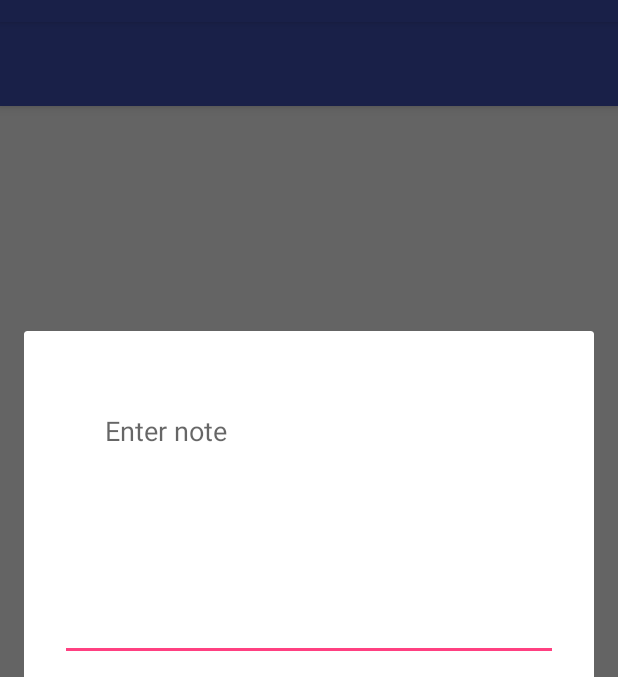
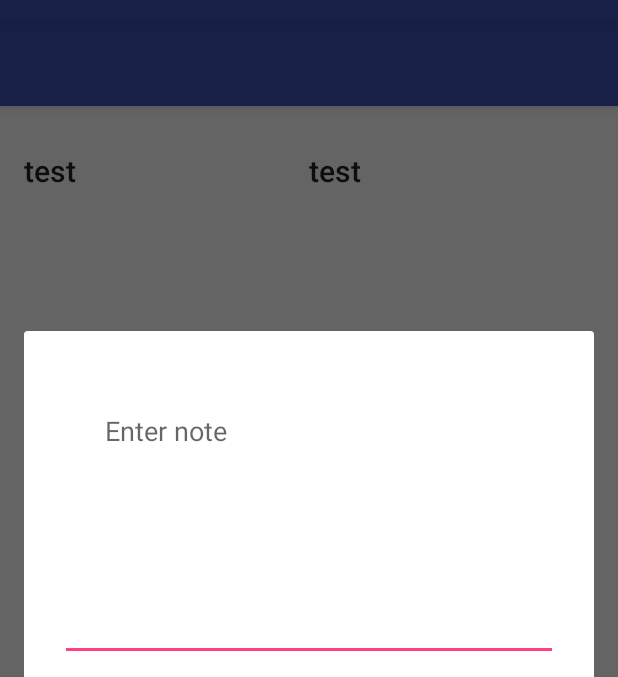
Before and after one commit to LisaMabley/Germinate, an Android app: the GridActivity screen opened directly, with no data from a screen before it, after a tap on "New text entry", on a phone screen of 412 x 824 dp, the part 62-739 px from its top. Run offline under Robolectric (Android 15) with nearby library versions, the phone set to English and light mode, and no system bars; 1 statement that could not run was skipped.

Commit message:
Recycler gridview code working; displays text entries with content "text"

```diff
--- a/Germinate/src/main/java/edu/mctc/lisa/kindling/Entry.java
+++ b/Germinate/src/main/java/edu/mctc/lisa/kindling/Entry.java
@@ -12,6 +12,7 @@ public abstract class Entry {
     protected UUID mId;
     protected Date mEntryDate;
     protected String mText;
+    protected int mType;
 //    protected Image mImage;
 //    protected ArrayList<String> mTags;
 
@@ -41,6 +42,10 @@ public abstract class Entry {
         return mEntryDate;
     }
 
+    public int getType() {
+        return mType;
+    }
+
     // Setters
     public void setId(UUID id) {
         mId = id;
--- a/Germinate/src/main/java/edu/mctc/lisa/kindling/EntryLoader.java
+++ b/Germinate/src/main/java/edu/mctc/lisa/kindling/EntryLoader.java
@@ -1,35 +1,34 @@
-//package edu.mctc.lisa.kindling;
-//
-//import java.util.ArrayList;
-//import java.util.List;
-//
-///**
-// * Created by lisa on 11/20/15.
-// */
-//
-//public class EntryLoader {
-//    public List<Entry> mEntries;
-//    public boolean isBusy;
-//    public int CurrentPageValue;
-//    public boolean CanLoadMoreItems;
-//
-//    public EntryLoader()
-//    {
-//        mEntries = new List<Entry>();
-//    }
-//
-//    public void LoadMoreItems(int itemsPerPage)
-//    {
-//        isBusy = true;
-//        for (int i = CurrentPageValue; i < CurrentPageValue + itemsPerPage; i++)
-//        {
-//            mEntries.add(new TextEntry("test") {
-//            });
-//        }
-//        // normally you'd check to see if the number of items returned is less than
-//        // the number requested, i.e. you've run out, and then set this accordinly.
-//        CanLoadMoreItems = true;
-//        CurrentPageValue = mEntries.size();
-//        isBusy = false;
-//    }
-//}
+package edu.mctc.lisa.kindling;
+
+import java.util.ArrayList;
+
+/**
+ * Created by lisa on 11/20/15.
+ */
+
+public class EntryLoader {
+    public ArrayList<Entry> mEntries;
+    public boolean isBusy;
+    public int CurrentPageValue;
+    public boolean CanLoadMoreItems;
+
+    public EntryLoader()
+    {
+        mEntries = new ArrayList<Entry>();
+    }
+
+    public void LoadMoreItems(int itemsPerPage)
+    {
+        isBusy = true;
+        for (int i = CurrentPageValue; i < CurrentPageValue + itemsPerPage; i++)
+        {
+            mEntries.add(new TextEntry("test") {
+            });
+        }
+        // normally you'd check to see if the number of items returned is less than
+        // the number requested, i.e. you've run out, and then set this accordingly.
+        CanLoadMoreItems = true;
+        CurrentPageValue = mEntries.size();
+        isBusy = false;
+    }
+}
--- a/Germinate/src/main/java/edu/mctc/lisa/kindling/EntryRecyclerAdapter.java
+++ b/Germinate/src/main/java/edu/mctc/lisa/kindling/EntryRecyclerAdapter.java
@@ -1,55 +1,71 @@
-//package edu.mctc.lisa.kindling;
-//
-//import android.support.v7.widget.RecyclerView;
-//import android.view.View;
-//import android.view.ViewGroup;
-//
-///**
-// * Created by lisa on 11/19/15.
-// * Adapted from and influenced by: http://blog.wislon.io/posts/2015/03/05/xamarin-android-staggered-grid-layout/
-// */
-//
-//public class EntryRecyclerAdapter extends RecyclerView.Adapter {
-//
-//    private EntryLoader mEntryLoader;
-//
-//        public EntryRecyclerAdapter(EntryLoader eLoader) {
-//            mEntryLoader = eLoader;
-//        }
-//
-//    @Override
-//    public int ItemCount() {
-//        return this.mEntryLoader.mEntries.size();
-//    }
-//
-//    @Override
-//    public RecyclerView.ViewHolder OnCreateViewHolder(ViewGroup parent, int viewType) {
-//        return null;
-//    }
-//
-//    @Override
-//    public void OnBindViewHolder(RecyclerView.ViewHolder holder, int position) {
-//
-//    }
-//
-//    @Override
-//    public int GetItemViewType(int position) {
+package edu.mctc.lisa.kindling;
+
+import android.support.v7.widget.RecyclerView;
+import android.view.LayoutInflater;
+import android.view.View;
+import android.view.ViewGroup;
+
+import java.util.List;
+
+/**
+ * Created by lisa on 11/19/15.
+ * Adapted from and influenced by: http://blog.wislon.io/posts/2015/03/05/xamarin-android-staggered-grid-layout/
+ */
+
+public class EntryRecyclerAdapter extends RecyclerView.Adapter {
+
+    private EntryLoader mEntryLoader;
+
+    public EntryRecyclerAdapter(EntryLoader eLoader) {
+        mEntryLoader = eLoader;
+    }
+
+    public int getItemCount() {
+        return this.mEntryLoader.mEntries.size();
+    }
+
+    public RecyclerView.ViewHolder onCreateViewHolder(ViewGroup parent, int viewType) {
+        LayoutInflater layoutInflater = LayoutInflater.from(parent.getContext());
+
+        switch (viewType)
+        {
+            // 0 corresponds to the value we chose to use in `GetItemViewType`
+            case 0:
+                View view = layoutInflater.inflate(R.layout.fragment_text_for_grid, parent, false);
+                RecyclerView.ViewHolder viewHolder = new EntryViewHolder(view);
+                return viewHolder;
+
+            default:
+                // May cause crash if there's a type in your list you forgot about...
+                return null;
+        }
+    }
+
+    @Override
+    public void onBindViewHolder(RecyclerView.ViewHolder holder, int position) {
+        Entry gridItem = mEntryLoader.mEntries.get(position);
+
+        switch (gridItem.getType()) {
+            case Entry.ENTRYTYPE_TEXT:
+                ((EntryViewHolder) holder).setPreviewText(gridItem.mText);
+                break;
+
+            case Entry.ENTRYTYPE_IMAGE:
+                // Something will happen here
+                break;
+        }
+    }
+
+    public int getItemViewType(int position) {
 //        if (mEntryLoader.mEntries[position].getType() == typeof(Entry.ENTRYTYPE_TEXT)) {
-//            return Entry.ENTRYTYPE_TEXT;
-//
+            return Entry.ENTRYTYPE_TEXT;
+
 //        } else if ()
 //        return Entry.ENTRYTYPE_IMAGE;
-//    }
-//
-//}
-//
-//public class EntryViewHolder extends RecyclerView.ViewHolder {
-////    TextView label;
-////    TextView dateTime;
-//
-//    public EntryViewHolder(View itemView) {
-//        super(itemView);
-////        label = (TextView) itemView.findViewById(R.id.txt_label_item);
-////        dateTime = (TextView) itemView.findViewById(R.id.txt_date_time);
-//    }
-//}
+    }
+
+    public void setEntries(List<Entry> entries) {
+        // There will be some stuff in here
+
+    }
+}
--- /dev/null
+++ b/Germinate/src/main/java/edu/mctc/lisa/kindling/EntryViewHolder.java
@@ -0,0 +1,23 @@
+package edu.mctc.lisa.kindling;
+
+import android.support.v7.widget.RecyclerView;
+import android.view.View;
+import android.widget.TextView;
+
+/**
+ * Created by lisa on 11/23/15.
+ */
+
+public class EntryViewHolder extends RecyclerView.ViewHolder {
+
+    private TextView mPreviewText;
+
+    public EntryViewHolder(View itemView) {
+        super(itemView);
+        mPreviewText = (TextView) itemView.findViewById(R.id.grid_preview_text);
+    }
+
+    public void setPreviewText(String previewText) {
+        mPreviewText.setText(previewText);
+    }
+}
--- a/Germinate/src/main/java/edu/mctc/lisa/kindling/GridActivity.java
+++ b/Germinate/src/main/java/edu/mctc/lisa/kindling/GridActivity.java
@@ -2,23 +2,22 @@ package edu.mctc.lisa.kindling;
 
 import android.app.Fragment;
 import android.app.FragmentTransaction;
-import android.content.Context;
 import android.os.Bundle;
 import android.support.v7.app.AppCompatActivity;
+import android.support.v7.widget.RecyclerView;
+import android.support.v7.widget.StaggeredGridLayoutManager;
+import android.support.v7.widget.Toolbar;
 import android.view.Menu;
 import android.view.MenuItem;
-import android.view.View;
-import android.view.ViewGroup;
-import android.widget.AdapterView;
-import android.widget.BaseAdapter;
-import android.widget.GridView;
-import android.widget.ImageView;
 import android.widget.Toast;
-import android.support.v7.widget.Toolbar;
 
 import java.util.List;
 
 public class GridActivity extends AppCompatActivity {
+
+    private RecyclerView mEntryRecyclerView;
+    private EntryRecyclerAdapter mAdapter;
+    private EntryLoader mEntryLoader;
 
     private static final String TAG = "GERM.gridactivity";
 
@@ -30,17 +29,16 @@ public class GridActivity extends AppCompatActivity {
         Toolbar mToolbar = (Toolbar) findViewById(R.id.toolbar);
         setSupportActionBar(mToolbar);
 
-        GridView gridview = (GridView) findViewById(R.id.gridview);
-//        gridview.setAdapter(new ImageAdapter(this));
+        setupUiElements();
+        updateUI();
 
-        gridview.setOnItemClickListener(new AdapterView.OnItemClickListener() {
-            public void onItemClick(AdapterView<?> parent, View v,
-                                    int position, long id) {
-                Toast.makeText(GridActivity.this, "" + position,
-                        Toast.LENGTH_SHORT).show();
-            }
-        });
-        updateUI();
+//        gridview.setOnItemClickListener(new AdapterView.OnItemClickListener() {
+//            public void onItemClick(AdapterView<?> parent, View v,
+//                                    int position, long id) {
+//                Toast.makeText(GridActivity.this, "" + position,
+//                        Toast.LENGTH_SHORT).show();
+//            }
+//        });
     }
 
     private void showAddEntryDialog() {
@@ -65,18 +63,33 @@ public class GridActivity extends AppCompatActivity {
         return true;
     }
 
+    private void setupUiElements()
+    {
+        mEntryLoader = new EntryLoader();
+        mEntryLoader.LoadMoreItems(100);
+
+        EntryRecyclerAdapter era = new EntryRecyclerAdapter(mEntryLoader);
+        mEntryRecyclerView = (RecyclerView) findViewById(R.id.recycler_gridview);
+        StaggeredGridLayoutManager sglm = new StaggeredGridLayoutManager(2, StaggeredGridLayoutManager.VERTICAL);
+
+        mEntryRecyclerView.setLayoutManager(sglm);
+        mEntryRecyclerView.setAdapter(era);
+
+        // --- snip --- we'll come back to the infinite scrolling in a sec...
+    }
+
     private void updateUI() {
         EntryManager entryManager = EntryManager.get(this);
         List<Entry> entries = entryManager.getEntries();
 
-//        if (mAdapter == null) {
-//            mAdapter = new CrimeAdapter(crimes);
-//            mCrimeRecyclerView.setAdapter(mAdapter);
-//
-//        } else {
-//            mAdapter.setCrimes(crimes);
-//            mAdapter.notifyDataSetChanged();
-//        }
+        if (mAdapter == null) {
+            mAdapter = new EntryRecyclerAdapter(mEntryLoader);
+            mEntryRecyclerView.setAdapter(mAdapter);
+
+        } else {
+            mAdapter.setEntries(entries);
+            mAdapter.notifyDataSetChanged();
+        }
     }
 
     @Override
@@ -104,59 +117,58 @@ public class GridActivity extends AppCompatActivity {
         }
     }
 
-    public class ImageAdapter extends BaseAdapter {
-        private Context mContext;
-
-        public ImageAdapter(Context c) {
-            mContext = c;
-        }
-
-        public int getCount() {
-            return mThumbIds.length;
-        }
-
-        public Object getItem(int position) {
-            return null;
-        }
-
-        public long getItemId(int position) {
-            return 0;
-        }
+//    public class ImageAdapter extends BaseAdapter {
+//        private Context mContext;
+//
+//        public ImageAdapter(Context c) {
+//            mContext = c;
+//        }
+//
+//        public int getCount() {
+//            return mThumbIds.length;
+//        }
+//
+//        public Object getItem(int position) {
+//            return null;
+//        }
+//
+//        public long getItemId(int position) {
+//            return 0;
+//        }
 
         // create a new ImageView for each item referenced by the Adapter
-        public View getView(int position, View convertView, ViewGroup parent) {
-            ImageView imageView;
-            if (convertView == null) {
-                // if it's not recycled, initialize some attributes
-                imageView = new ImageView(mContext);
-                imageView.setLayoutParams(new GridView.LayoutParams(300, 300));
-                imageView.setScaleType(ImageView.ScaleType.CENTER_CROP);
-                imageView.setPadding(8, 8, 8, 8);
-            } else {
-                imageView = (ImageView) convertView;
-            }
-
-            imageView.setImageResource(mThumbIds[position]);
-            return imageView;
-        }
+//        public View getView(int position, View convertView, ViewGroup parent) {
+//            ImageView imageView;
+//            if (convertView == null) {
+//                // if it's not recycled, initialize some attributes
+//                imageView = new ImageView(mContext);
+//                imageView.setLayoutParams(new GridView.LayoutParams(300, 300));
+//                imageView.setScaleType(ImageView.ScaleType.CENTER_CROP);
+//                imageView.setPadding(8, 8, 8, 8);
+//            } else {
+//                imageView = (ImageView) convertView;
+//            }
+//
+//            imageView.setImageResource(mThumbIds[position]);
+//            return imageView;
+//        }
 
         // references to our images
-        private Integer[] mThumbIds = {
-                R.drawable.sample_01, R.drawable.sample_02,
-                R.drawable.sample_03, R.drawable.sample_04,
-                R.drawable.sample_05, R.drawable.sample_06,
-                R.drawable.sample_07, R.drawable.sample_02,
-                R.drawable.sample_03, R.drawable.sample_04,
-                R.drawable.sample_05, R.drawable.sample_06,
-                R.drawable.sample_01, R.drawable.sample_07,
-                R.drawable.sample_03, R.drawable.sample_04,
-                R.drawable.sample_05, R.drawable.sample_06,
-                R.drawable.sample_01, R.drawable.sample_02,
-                R.drawable.sample_07, R.drawable.sample_04,
-                R.drawable.sample_05, R.drawable.sample_06,
-                R.drawable.sample_01, R.drawable.sample_02,
-                R.drawable.sample_03, R.drawable.sample_07,
-                R.drawable.sample_05, R.drawable.sample_06
-        };
-    }
+//        private Integer[] mThumbIds = {
+//                R.drawable.sample_01, R.drawable.sample_02,
+//                R.drawable.sample_03, R.drawable.sample_04,
+//                R.drawable.sample_05, R.drawable.sample_06,
+//                R.drawable.sample_07, R.drawable.sample_02,
+//                R.drawable.sample_03, R.drawable.sample_04,
+//                R.drawable.sample_05, R.drawable.sample_06,
+//                R.drawable.sample_01, R.drawable.sample_07,
+//                R.drawable.sample_03, R.drawable.sample_04,
+//                R.drawable.sample_05, R.drawable.sample_06,
+//                R.drawable.sample_01, R.drawable.sample_02,
+//                R.drawable.sample_07, R.drawable.sample_04,
+//                R.drawable.sample_05, R.drawable.sample_06,
+//                R.drawable.sample_01, R.drawable.sample_02,
+//                R.drawable.sample_03, R.drawable.sample_07,
+//                R.drawable.sample_05, R.drawable.sample_06
+//        };
 }
--- a/Germinate/src/main/java/edu/mctc/lisa/kindling/database/EntryCursorWrapper.java
+++ b/Germinate/src/main/java/edu/mctc/lisa/kindling/database/EntryCursorWrapper.java
@@ -10,6 +10,7 @@ import edu.mctc.lisa.kindling.TextEntry;
 
 /**
  * Created by lisa on 11/19/15.
+ * Adapted from Big Nerd Ranch Guide to Android Programming, 2nd Edition
  */
 
 public class EntryCursorWrapper extends CursorWrapper {
--- a/Germinate/src/main/res/layout/activity_grid.xml
+++ b/Germinate/src/main/res/layout/activity_grid.xml
@@ -22,8 +22,9 @@
 
     </android.support.design.widget.AppBarLayout>
 
-    <GridView xmlns:android="http://schemas.android.com/apk/res/android"
-          android:id="@+id/gridview"
+    <android.support.v7.widget.RecyclerView
+          xmlns:android="http://schemas.android.com/apk/res/android"
+          android:id="@+id/recycler_gridview"
           android:layout_width="match_parent"
           android:layout_height="match_parent"
           android:columnWidth="120dp"
--- a/Germinate/src/main/res/layout/fragment_text_for_grid.xml
+++ b/Germinate/src/main/res/layout/fragment_text_for_grid.xml
@@ -5,8 +5,10 @@
               android:layout_height="match_parent">
 
     <TextView
-        android:id="@+id/grid_text"
-        android:layout_width="match_parent"
-        android:layout_height="match_parent"/>
+        android:id="@+id/grid_preview_text"
+        android:layout_width="180dp"
+        android:layout_height="180dp"
+        android:layout_gravity="left|top"
+        android:textAppearance="@style/Base.TextAppearance.AppCompat.Title"/>
 
 </LinearLayout>
```
Also changed, not shown: 1 other file.
